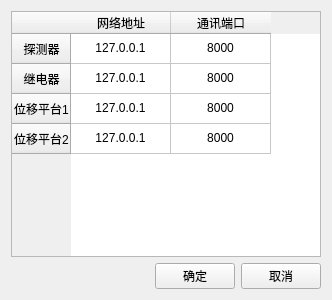
Before: the Qt Designer form equipmentmanagementform.ui in MrXiaomao/Cu_Activation, drawn with Qt 5.
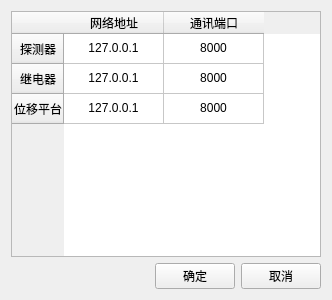
After: the same form once the commit is applied.

What changed in the file:
```diff
--- a/equipmentmanagementform.ui
+++ b/equipmentmanagementform.ui
@@ -49,15 +49,7 @@
      </row>
      <row>
       <property name="text">
-       <string>位移平台1</string>
-      </property>
-      <property name="textAlignment">
-       <set>AlignCenter</set>
-      </property>
-     </row>
-     <row>
-      <property name="text">
-       <string>位移平台2</string>
+       <string>位移平台</string>
       </property>
       <property name="textAlignment">
        <set>AlignCenter</set>
@@ -127,22 +119,6 @@
        <set>AlignCenter</set>
       </property>
      </item>
-     <item row="3" column="0">
-      <property name="text">
-       <string>127.0.0.1</string>
-      </property>
-      <property name="textAlignment">
-       <set>AlignCenter</set>
-      </property>
-     </item>
-     <item row="3" column="1">
-      <property name="text">
-       <string>8000</string>
-      </property>
-      <property name="textAlignment">
-       <set>AlignCenter</set>
-      </property>
-     </item>
     </widget>
    </item>
    <item>
```
